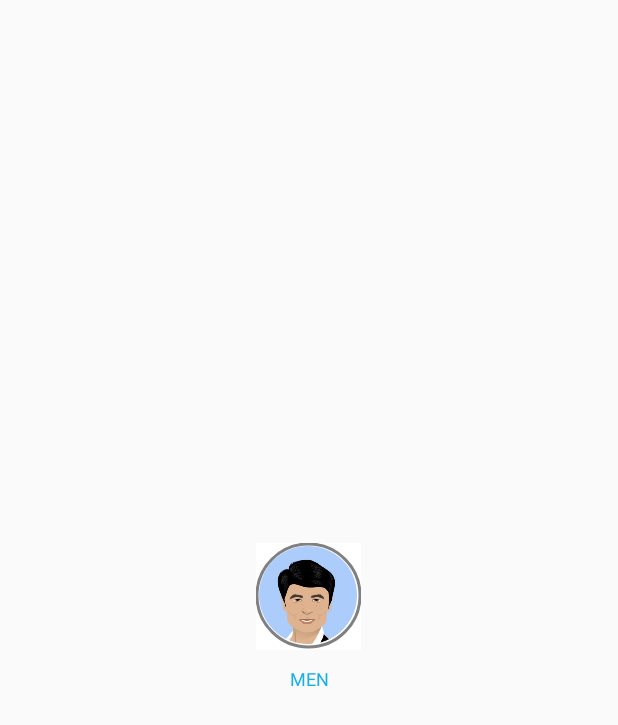
After one commit to KunalBhavsar/SaddaAdda, an Android app: the layout item_grid_category.xml on its own in the app's theme, with its tools: preview values and no code run, on a phone screen of 412 x 824 dp. The commit adds this screen. Shown: the top 725 px of the screen. Run offline under Robolectric (Android 15) with nearby library versions, the phone set to English and light mode, and no system bars.

Commit message:
- Loading category on HomeScreen.

```diff
--- a/app/src/main/java/com/emiadda/ui/LoginActivity.java
+++ b/app/src/main/java/com/emiadda/ui/LoginActivity.java
@@ -16,7 +16,7 @@ import android.widget.Toast;
 import com.emiadda.R;
 import com.emiadda.asynctasks.LoginAsync;
 import com.emiadda.interafaces.ServerResponseInterface;
-import com.emiadda.wsdl.customerLogin.CustomerModel;
+import com.emiadda.wsdl.CustomerModel;
 import com.google.gson.Gson;
 
 import org.json.JSONException;
--- a/app/src/main/java/com/emiadda/wsdl/CategoriesAndProducts/CategoryModel.java
+++ b/app/src/main/java/com/emiadda/wsdl/CategoryModel.java
@@ -1,4 +1,4 @@
-package com.emiadda.wsdl.categoriesAndProducts;
+package com.emiadda.wsdl;
 
 import java.io.Serializable;
 
--- a/app/src/main/java/com/emiadda/wsdl/customerLogin/CustomerModel.java
+++ b/app/src/main/java/com/emiadda/wsdl/CustomerModel.java
@@ -1,4 +1,4 @@
-package com.emiadda.wsdl.customerLogin;
+package com.emiadda.wsdl;
 
 import java.io.Serializable;
 
--- /dev/null
+++ b/app/src/main/res/layout/item_grid_category.xml
@@ -0,0 +1,31 @@
+<?xml version="1.0" encoding="utf-8"?>
+<RelativeLayout xmlns:android="http://schemas.android.com/apk/res/android"
+    xmlns:app="http://schemas.android.com/apk/res-auto"
+    android:layout_width="wrap_content"
+    android:layout_height="110dp"
+    android:layout_gravity="center">
+
+    <com.emiadda.views.CircularImageView
+        android:id="@+id/img_category"
+        android:layout_width="@dimen/_70dp"
+        android:layout_height="@dimen/_70dp"
+        android:layout_centerHorizontal="true"
+        android:layout_margin="@dimen/_5dp"
+        android:background="@color/white"
+        android:scaleType="fitXY"
+        android:src="@drawable/cartoon_face"
+        app:civ_border="true"
+        app:civ_borderColor="@color/normal_gray"
+        app:civ_borderWidth="2dp" />
+
+    <TextView
+        android:id="@+id/txt_category"
+        android:layout_width="match_parent"
+        android:layout_height="30dp"
+        android:layout_below="@+id/img_category"
+        android:gravity="center_horizontal"
+        android:padding="@dimen/_5dp"
+        android:text="MEN"
+        android:textColor="@color/blue_login_btn"
+        android:textSize="12sp" />
+</RelativeLayout>
```
Also changed, not shown: app/src/main/AndroidManifest.xml (+17 -15 lines), app/src/main/java/com/emiadda/adapters/CategoryAdapter.java (added, +85 -0 lines), app/src/main/java/com/emiadda/core/EACategory.java (added, +25 -0 lines), app/src/main/java/com/emiadda/ui/MainActivity.java (+46 -54 lines), app/src/main/java/com/emiadda/utils/KeyConstants.java (added, +8 -0 lines), app/src/main/res/layout/content_main.xml (+10 -2 lines).
